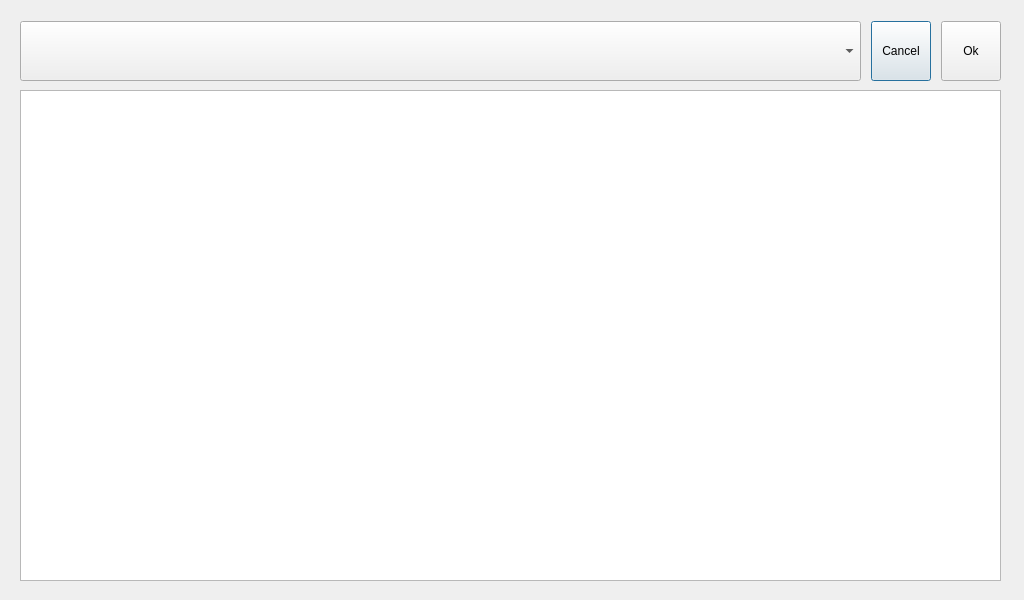
NexellCorp/linux_apps_QT_NxVideoPlayer, file NxVideoPlayer/playlistwindow.ui: the form before one commit.
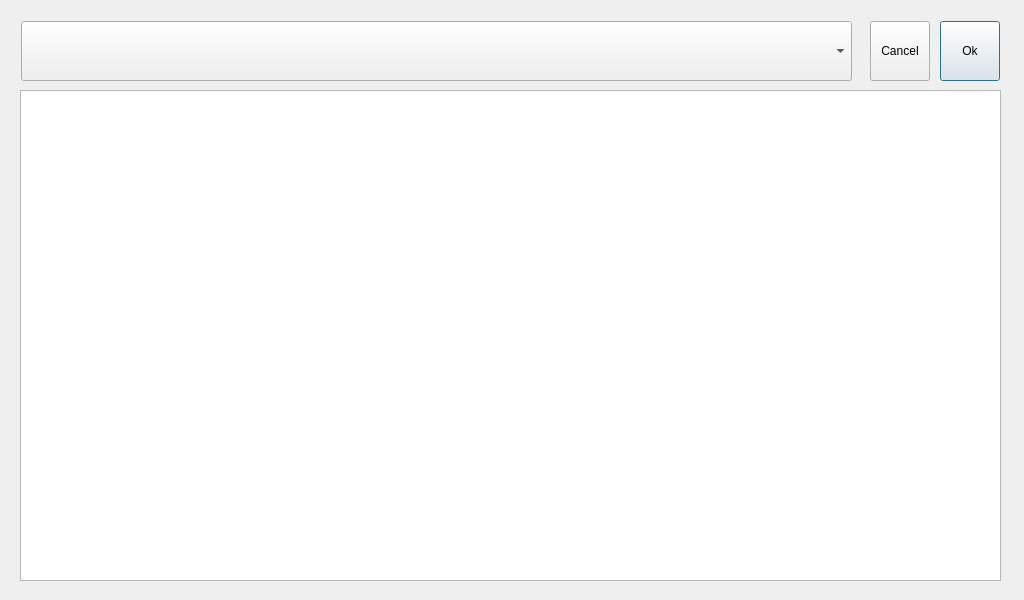
The form after the commit.

```diff
--- a/NxVideoPlayer/playlistwindow.ui
+++ b/NxVideoPlayer/playlistwindow.ui
@@ -34,21 +34,40 @@
     <enum>QFrame::StyledPanel</enum>
    </property>
   </widget>
-  <widget class="QWidget" name="layoutWidget">
+  <widget class="QPushButton" name="btnOk">
    <property name="geometry">
     <rect>
-     <x>20</x>
-     <y>20</y>
-     <width>981</width>
-     <height>62</height>
+     <x>940</x>
+     <y>21</y>
+     <width>60</width>
+     <height>60</height>
     </rect>
    </property>
-   <layout class="QHBoxLayout" name="horizontalLayout">
-    <property name="spacing">
-     <number>10</number>
-    </property>
-    <item>
+   <property name="minimumSize">
+    <size>
+     <width>0</width>
+     <height>60</height>
+    </size>
+   </property>
+   <property name="maximumSize">
+    <size>
+     <width>16777215</width>
+     <height>16777215</height>
+    </size>
+   </property>
+   <property name="text">
+    <string>Ok</string>
+   </property>
+  </widget>
      <widget class="QComboBox" name="diskListCombo">
+   <property name="geometry">
+    <rect>
+     <x>21</x>
+     <y>21</y>
+     <width>831</width>
+     <height>60</height>
+    </rect>
+   </property>
       <property name="minimumSize">
        <size>
         <width>600</width>
@@ -56,9 +75,15 @@
        </size>
       </property>
      </widget>
-    </item>
-    <item>
      <widget class="QPushButton" name="btnCancel">
+   <property name="geometry">
+    <rect>
+     <x>870</x>
+     <y>21</y>
+     <width>60</width>
+     <height>60</height>
+    </rect>
+   </property>
       <property name="minimumSize">
        <size>
         <width>60</width>
@@ -67,35 +92,13 @@
       </property>
       <property name="maximumSize">
        <size>
-        <width>60</width>
+     <width>16777215</width>
         <height>16777215</height>
        </size>
       </property>
       <property name="text">
        <string>Cancel</string>
       </property>
-     </widget>
-    </item>
-    <item>
-     <widget class="QPushButton" name="btnOk">
-      <property name="minimumSize">
-       <size>
-        <width>0</width>
-        <height>60</height>
-       </size>
-      </property>
-      <property name="maximumSize">
-       <size>
-        <width>60</width>
-        <height>16777215</height>
-       </size>
-      </property>
-      <property name="text">
-       <string>Ok</string>
-      </property>
-     </widget>
-    </item>
-   </layout>
   </widget>
  </widget>
  <resources/>
```
Lines whose indentation alone changed are shown as unchanged.
